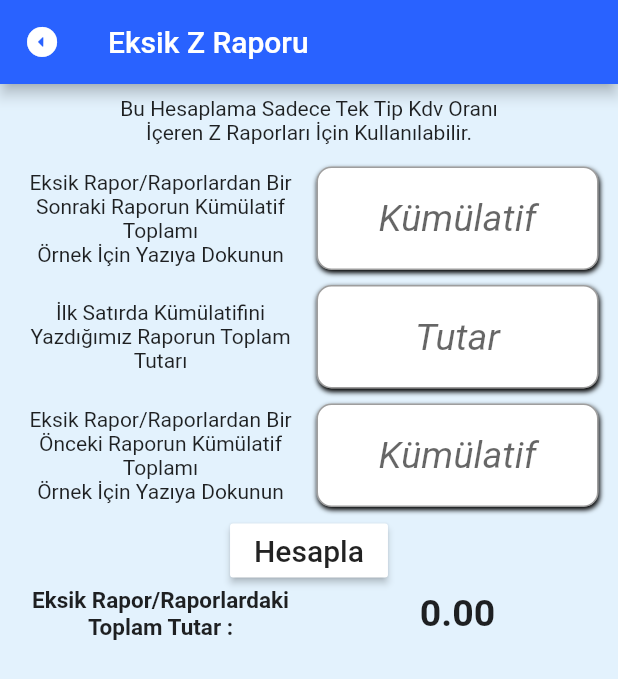
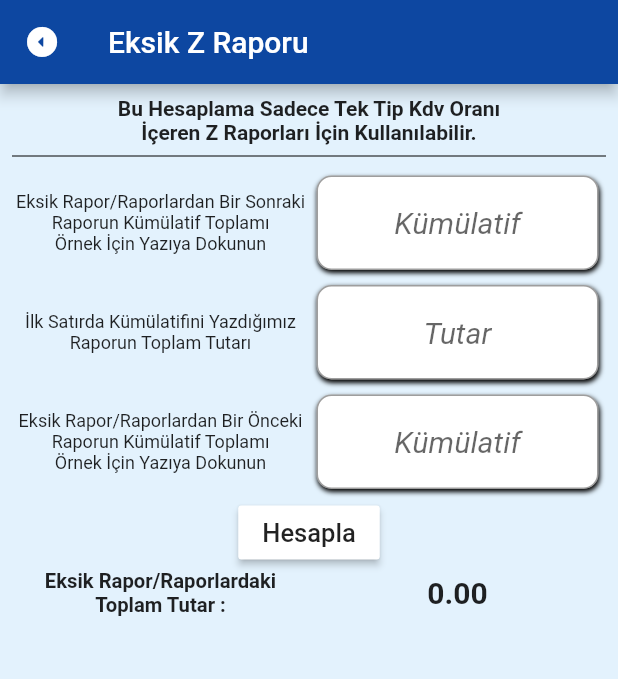
Before and after one commit to batuhansavas-yilmaz/topluhesaplayici, a Flutter app: the screen it shows after launch, after a tap on "Eksik Z Raporu Bulma", on a phone screen of 412 x 824 dp. Shown: the top 679 px of the screen. Run offline on Flutter 3.47's test engine with Material 2 defaults, Android fonts, the phone set to English and light mode, and no system bars.

```diff
--- a/lib/endeksYorum.dart
+++ b/lib/endeksYorum.dart
@@ -10,7 +10,7 @@ class Yorum{
     } else if (KitleEndeksiState.sonuc < 24.99) {
       KitleEndeksiState.sonucMetin = "Kilonuz normal. Fakat yine de yediklerinize dikkat etmeyi ihmal etmeyin lütfen. ";
     } else if (KitleEndeksiState.sonuc < 29.99) {
-      KitleEndeksiState.sonucMetin = "Fazla kilolarınızdan kurtulmanız gerekli.";
+      KitleEndeksiState.sonucMetin = "Fazla kilolarınızdan kurtulmanız gerekli. Aksi halde kilolarınız başınıza dert açabilir.";
     } else if (KitleEndeksiState.sonuc < 34.99) {
       KitleEndeksiState.sonucMetin =
       "Birinci derecede obezsiniz. Yediğinize dikkat edip bir diyetisyene başvurmanız gerekli.";
--- a/lib/main.dart
+++ b/lib/main.dart
@@ -1,7 +1,7 @@
+import 'package:flutter/services.dart';
 
-import 'package:device_preview/device_preview.dart';
 import 'package:flutter/cupertino.dart';
-import 'package:flutter/foundation.dart';
+
 import 'package:flutter/material.dart';
 import 'package:toplu_hesaplayici/kdvHesaplayicisi.dart';
 import 'package:toplu_hesaplayici/zraporu.dart';
@@ -17,26 +17,37 @@ class MyApp extends StatelessWidget {
   @override
   Widget build(BuildContext context) {
     return MaterialApp(
-        title: "HesapMatik",
+          title: "HesapMatik",
 
-        debugShowCheckedModeBanner: false,
-        home: HomePage(),
-      );
+          debugShowCheckedModeBanner: false,
+          home: HomePage(),
+
+    );
   }
 }
 
 class HomePage extends StatefulWidget {
   @override
   _HomePageState createState() => _HomePageState();
+
 }
 
 class _HomePageState extends State<HomePage> {
+
   @override
+  void initState(){
+    super.initState();
+    SystemChrome.setPreferredOrientations([
+      DeviceOrientation.portraitUp,
+      DeviceOrientation.portraitDown,
+    ]);
+  }
   Widget build(BuildContext context) {
+
     return Scaffold(
-      backgroundColor: Colors.blue.shade50,
+      backgroundColor: Renkler.arkaPlanRenk,
       appBar: AppBar(
-        backgroundColor: Colors.blueAccent.shade700
+        backgroundColor: Renkler.appBarRenk
         ,
         title: Text("HesapMatik"),
         centerTitle: true,
@@ -92,19 +103,21 @@ class _HomePageState extends State<HomePage> {
             },
           ),
           GorevButonlari(
-            navigator: () {
-              Navigator.push(context,
-                  CupertinoPageRoute(builder: (context) => KitleEndeksi()));
-            },
+            image: Image.asset(
+              "assets/zraporu.png",
+              width: 85,
+              height: 85,
+            ),
             text: Text(
-              "Vücut Kitle Endeksi",
-              style: TextStyle(fontSize: 18),
+              "Eksik Z Raporu Bulma",
+              style: TextStyle(fontSize: 15),
               textAlign: TextAlign.center,
             ),
-            image: Image(
-              image: AssetImage("assets/love.png"),
-              height: 70,
-            ),
+            navigator: () {
+              setState(() {
+                Navigator.push(context, CupertinoPageRoute(builder: (context)=>ZRaporu()));
+              });
+            },
           ),
           GorevButonlari(
             image: Image.asset(
@@ -124,21 +137,19 @@ class _HomePageState extends State<HomePage> {
             },
           ),
           GorevButonlari(
-            image: Image.asset(
-              "assets/zraporu.png",
-              width: 85,
-              height: 85,
-            ),
+            navigator: () {
+              Navigator.push(context,
+                  CupertinoPageRoute(builder: (context) => KitleEndeksi()));
+            },
             text: Text(
-              "Eksik Z Raporu Bulma",
-              style: TextStyle(fontSize: 15),
+              "Vücut Kitle Endeksi",
+              style: TextStyle(fontSize: 18),
               textAlign: TextAlign.center,
             ),
-            navigator: () {
-              setState(() {
-                Navigator.push(context, CupertinoPageRoute(builder: (context)=>ZRaporu()));
-              });
-            },
+            image: Image(
+              image: AssetImage("assets/love.png"),
+              height: 70,
+            ),
           ),
         ],
       ),
@@ -147,6 +158,6 @@ class _HomePageState extends State<HomePage> {
 }
 
 class Renkler {
-  static Color appBarRenk = Colors.blueAccent.shade700;
+  static Color appBarRenk = Colors.blue[900];
   static Color arkaPlanRenk = Colors.blue.shade50;
 }
--- a/lib/zraporu.dart
+++ b/lib/zraporu.dart
@@ -49,13 +49,12 @@ class _ZRaporuState extends State<ZRaporu> {
                 children: [
                   Text(
                     "Bu Hesaplama Sadece Tek Tip Kdv Oranı\nİçeren Z Raporları İçin Kullanılabilir.",
-                    textAlign: TextAlign.center,
+                    textAlign: TextAlign.center,style: TextStyle(fontWeight: FontWeight.bold)
                   ),
                 ],
               ),
-              SizedBox(
-                height: 10,
-              ),
+
+              Divider(color:Colors.black),
               Row(
                 children: [
                   Expanded(
@@ -76,7 +75,7 @@ class _ZRaporuState extends State<ZRaporu> {
                               ]));},
                         child: Text(
                     "Eksik Rapor/Raporlardan Bir Sonraki Raporun Kümülatif Toplamı\nÖrnek İçin Yazıya Dokunun",
-                    textAlign: TextAlign.center,
+                    textAlign: TextAlign.center,style:TextStyle(fontSize:12)
                   ),
                       )),
                   Expanded(
@@ -93,14 +92,14 @@ class _ZRaporuState extends State<ZRaporu> {
                         child: TextField(controller: k1,
                           keyboardType: TextInputType.number,
                           style: TextStyle(
-                              fontSize: 25, fontWeight: FontWeight.bold),
+                              fontSize: 18, fontWeight: FontWeight.bold),
                           decoration: InputDecoration(
                             border: OutlineInputBorder(
                               borderRadius: BorderRadius.circular(10),
                             ),
                             hintText: "Kümülatif",
                             hintStyle: TextStyle(
-                                fontSize: 25,
+                                fontSize: 20,
                                 fontStyle: FontStyle.italic,
                                 fontWeight: FontWeight.normal),
                           ),
@@ -116,7 +115,7 @@ class _ZRaporuState extends State<ZRaporu> {
                   Expanded(
                       child: Text(
                     "İlk Satırda Kümülatifini Yazdığımız Raporun Toplam Tutarı",
-                    textAlign: TextAlign.center,
+                    textAlign: TextAlign.center,style:TextStyle(fontSize:12)
                   )),
                   Expanded(
                     child: Padding(
@@ -132,14 +131,14 @@ class _ZRaporuState extends State<ZRaporu> {
                         child: TextField(controller:tutar,
                           keyboardType: TextInputType.number,
                           style: TextStyle(
-                              fontSize: 25, fontWeight: FontWeight.bold),
+                              fontSize: 18, fontWeight: FontWeight.bold),
                           decoration: InputDecoration(
                             border: OutlineInputBorder(
                               borderRadius: BorderRadius.circular(10),
                             ),
                             hintText: "Tutar",
                             hintStyle: TextStyle(
-                                fontSize: 25,
+                                fontSize: 20,
                                 fontStyle: FontStyle.italic,
                                 fontWeight: FontWeight.normal),
                           ),
@@ -170,7 +169,7 @@ class _ZRaporuState extends State<ZRaporu> {
                                 ]));},
                         child: Text(
                     "Eksik Rapor/Raporlardan Bir Önceki Raporun Kümülatif Toplamı\nÖrnek İçin Yazıya Dokunun",
-                    textAlign: TextAlign.center,
+                    textAlign: TextAlign.center,style:TextStyle(fontSize:12)
                   ),
                       )),
                   Expanded(
@@ -187,14 +186,14 @@ class _ZRaporuState extends State<ZRaporu> {
                         child: TextField(controller:k2,
                           keyboardType: TextInputType.number,
                           style: TextStyle(
-                              fontSize: 25, fontWeight: FontWeight.bold),
+                              fontSize: 18, fontWeight: FontWeight.bold),
                           decoration: InputDecoration(
                             border: OutlineInputBorder(
                               borderRadius: BorderRadius.circular(10),
                             ),
                             hintText: "Kümülatif",
                             hintStyle: TextStyle(
-                                fontSize: 25,
+                                fontSize: 20,
                                 fontStyle: FontStyle.italic,
                                 fontWeight: FontWeight.normal),
                           ),
@@ -218,13 +217,13 @@ class _ZRaporuState extends State<ZRaporu> {
                   color: Colors.white,
                   child: Text(
                     "Hesapla",
-                    style: TextStyle(fontSize: 20),
+                    style: TextStyle(fontSize: 17),
                   ),
                 ),
               ]),
               Row(children: [
-                Expanded(child: Text("Eksik Rapor/Raporlardaki Toplam Tutar :",textAlign:TextAlign.center,style: TextStyle(fontWeight: FontWeight.bold,fontSize: 15),)),
-                Expanded(child: Text(sonuc.toStringAsFixed(2),textAlign: TextAlign.center,style: TextStyle(fontWeight: FontWeight.bold,fontSize: 25))),
+                Expanded(child: Text("Eksik Rapor/Raporlardaki Toplam Tutar :",textAlign:TextAlign.center,style: TextStyle(fontWeight: FontWeight.bold,fontSize: 13.50),)),
+                Expanded(child: Text(sonuc.toStringAsFixed(2),textAlign: TextAlign.center,style: TextStyle(fontWeight: FontWeight.bold,fontSize: 20))),
 
               ])
             ],
```
